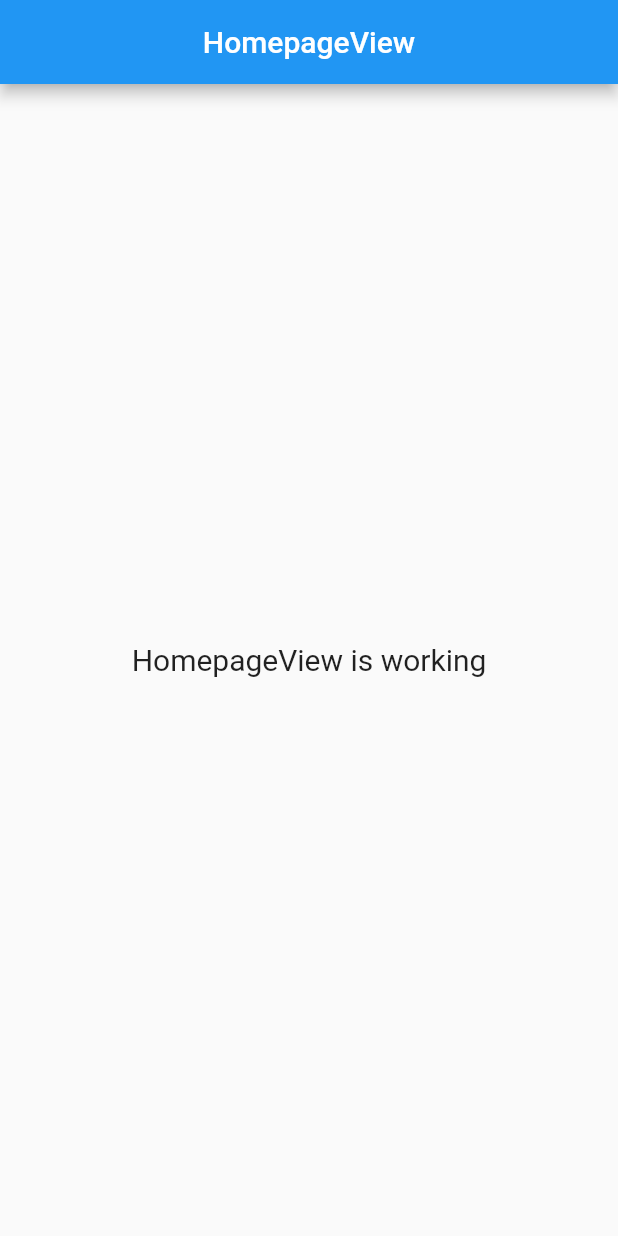
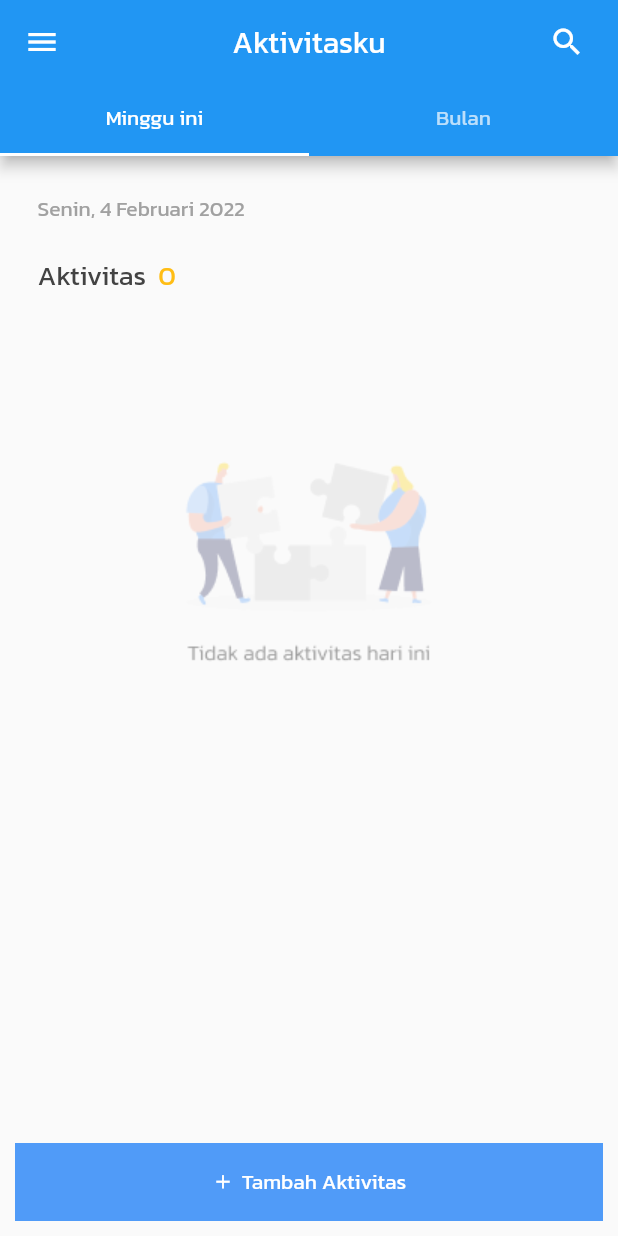
Before and after one commit to itsmerafial141/logbook, a Flutter app: the screen it shows after launch, on a phone screen of 412 x 824 dp. Run offline on Flutter 3.47's test engine with Material 2 defaults, Android fonts, the phone set to English and light mode, and no system bars; our stand-ins replace get.

Commit message:
build hari ini page

```diff
--- /dev/null
+++ b/lib/app/modules/detail_aktivitas/bindings/detail_aktivitas_binding.dart
@@ -0,0 +1,12 @@
+import 'package:get/get.dart';
+
+import '../controllers/detail_aktivitas_controller.dart';
+
+class DetailAktivitasBinding extends Bindings {
+  @override
+  void dependencies() {
+    Get.lazyPut<DetailAktivitasController>(
+      () => DetailAktivitasController(),
+    );
+  }
+}
--- /dev/null
+++ b/lib/app/modules/detail_aktivitas/controllers/detail_aktivitas_controller.dart
@@ -0,0 +1,20 @@
+import 'package:get/get.dart';
+
+class DetailAktivitasController extends GetxController {
+  //TODO: Implement DetailAktivitasController
+
+  final count = 0.obs;
+  @override
+  void onInit() {
+    super.onInit();
+  }
+
+  @override
+  void onReady() {
+    super.onReady();
+  }
+
+  @override
+  void onClose() {}
+  void increment() => count.value++;
+}
--- /dev/null
+++ b/lib/app/modules/detail_aktivitas/views/detail_aktivitas_view.dart
@@ -0,0 +1,23 @@
+import 'package:flutter/material.dart';
+
+import 'package:get/get.dart';
+
+import '../controllers/detail_aktivitas_controller.dart';
+
+class DetailAktivitasView extends GetView<DetailAktivitasController> {
+  @override
+  Widget build(BuildContext context) {
+    return Scaffold(
+      appBar: AppBar(
+        title: Text('DetailAktivitasView'),
+        centerTitle: true,
+      ),
+      body: Center(
+        child: Text(
+          'DetailAktivitasView is working',
+          style: TextStyle(fontSize: 20),
+        ),
+      ),
+    );
+  }
+}
--- /dev/null
+++ b/lib/app/modules/homepage/views/bulan_ini_page.dart
@@ -0,0 +1,17 @@
+import 'package:flutter/material.dart';
+
+class BulanIniPage extends StatelessWidget {
+  const BulanIniPage({
+    Key? key,
+  }) : super(key: key);
+
+  @override
+  Widget build(BuildContext context) {
+    return Column(
+      mainAxisAlignment: MainAxisAlignment.center,
+      children: [
+        Center(child: Text("Bulan ini page")),
+      ],
+    );
+  }
+}
--- /dev/null
+++ b/lib/app/modules/homepage/views/custom_button.dart
@@ -0,0 +1,49 @@
+import 'package:flutter/material.dart';
+
+import '../../../utils/helper.dart';
+
+class CustomButton extends StatelessWidget {
+  const CustomButton({
+    Key? key,
+    this.color,
+    this.icon,
+    this.text,
+    this.textColor,
+    this.iconColor,
+    this.sizeIcon,
+  }) : super(key: key);
+  final text;
+  final textColor;
+  final color;
+  final icon;
+  final iconColor;
+  final sizeIcon;
+  @override
+  Widget build(BuildContext context) {
+    return Container(
+      height: MyHelper.myAppBar.preferredSize.height * 0.5,
+      margin: EdgeInsets.all(10.0),
+      color: color!,
+      child: MaterialButton(
+        onPressed: () {},
+        child: Row(
+          mainAxisAlignment: MainAxisAlignment.center,
+          children: [
+            Icon(
+              icon!,
+              size: sizeIcon!,
+              color: iconColor!,
+            ),
+            SizedBox(
+              width: 5.0,
+            ),
+            Text(
+              text!,
+              style: TextStyle(color: textColor!),
+            )
+          ],
+        ),
+      ),
+    );
+  }
+}
--- /dev/null
+++ b/lib/app/modules/homepage/views/hari_ini_page.dart
@@ -0,0 +1,78 @@
+import 'package:flutter/material.dart';
+import 'package:loogbook_mobile_app/app/modules/values/colors.dart';
+import 'package:loogbook_mobile_app/app/utils/helper.dart';
+
+class HariIniPage extends StatelessWidget {
+  const HariIniPage({
+    Key? key,
+  }) : super(key: key);
+
+  @override
+  Widget build(BuildContext context) {
+    final deviceWidth = MediaQuery.of(context).size.width;
+    final deviceHeight = MediaQuery.of(context).size.height;
+    final bodyHeight = deviceHeight -
+        MyHelper.myAppBar.preferredSize.height -
+        MediaQuery.of(context).padding.top;
+    return SingleChildScrollView(
+      child: Container(
+        padding: EdgeInsets.all(25.0),
+        child: Center(
+          child: Column(
+            // mainAxisAlignment: MainAxisAlignment.s,
+            children: [
+              _topBodyDate(deviceWidth),
+              SizedBox(
+                height: 20.0,
+              ),
+              _bodyAktivitas(deviceWidth),
+              SizedBox(
+                height: 20,
+              ),
+              _listAktivitas(deviceWidth)
+            ],
+          ),
+        ),
+      ),
+    );
+  }
+
+  Container _listAktivitas(double deviceWidth) {
+    return Container(
+      width: deviceWidth,
+      child: Image(image: AssetImage("assets/images/empety_list.png")),
+    );
+  }
+
+  Container _bodyAktivitas(double deviceWidth) {
+    return Container(
+      // color: Colors.amber,
+      width: deviceWidth,
+      child: Row(
+        children: [
+          Text("Aktivitas",
+              style: TextStyle(color: MyColors.textPrimary, fontSize: 18)),
+          SizedBox(
+            width: 8.0,
+          ),
+          Text("0",
+              style: TextStyle(
+                  color: MyColors.amber,
+                  fontWeight: FontWeight.w500,
+                  fontSize: 18)),
+        ],
+      ),
+    );
+  }
+
+  Container _topBodyDate(double deviceWidth) {
+    return Container(
+      // color: Colors.red,
+      width: deviceWidth,
+      child: Text(
+        "Senin, 4 Februari 2022",
+        style: TextStyle(color: MyColors.textDisable, fontSize: 14),
+      ),
+    );
+  }
+}
--- a/lib/app/modules/homepage/views/homepage_view.dart
+++ b/lib/app/modules/homepage/views/homepage_view.dart
@@ -1,21 +1,34 @@
 import 'package:flutter/material.dart';
 
 import 'package:get/get.dart';
+import 'package:loogbook_mobile_app/app/modules/values/colors.dart';
 
 import '../controllers/homepage_controller.dart';
+import '../../../utils/helper.dart';
+import 'bulan_ini_page.dart';
+import 'custom_button.dart';
+import 'hari_ini_page.dart';
 
 class HomepageView extends GetView<HomepageController> {
   @override
   Widget build(BuildContext context) {
-    return Scaffold(
-      appBar: AppBar(
-        title: Text('HomepageView'),
-        centerTitle: true,
-      ),
-      body: Center(
-        child: Text(
-          'HomepageView is working',
-          style: TextStyle(fontSize: 20),
+    return DefaultTabController(
+      length: 2,
+      child: Scaffold(
+        appBar: MyHelper.myAppBar,
+        body: TabBarView(
+          children: [
+            HariIniPage(),
+            BulanIniPage(),
+          ],
+        ),
+        bottomNavigationBar: CustomButton(
+          color: MyColors.primaryColor,
+          icon: Icons.add,
+          sizeIcon: 15.0,
+          iconColor: Colors.white,
+          text: "Tambah Aktivitas",
+          textColor: Colors.white,
         ),
       ),
     );
--- /dev/null
+++ b/lib/app/modules/values/colors.dart
@@ -0,0 +1,9 @@
+import 'package:flutter/material.dart';
+
+class MyColors {
+  static Color textPrimary = Color.fromARGB(255, 67, 67, 67);
+  static Color textDisable = Color.fromARGB(255, 161, 161, 161);
+  static Color backgroundColor = Color.fromARGB(255, 253, 253, 253);
+  static Color primaryColor = Color.fromARGB(255, 80, 155, 248);
+  static Color amber = Color.fromARGB(255, 255, 189, 20);
+}
--- /dev/null
+++ b/lib/app/modules/values/constraint.dart
@@ -0,0 +1,2 @@
+class MyConstraint {
+}
--- a/lib/app/routes/app_pages.dart
+++ b/lib/app/routes/app_pages.dart
@@ -1,9 +1,11 @@
-// ignore_for_file: constant_identifier_names
-
 import 'package:get/get.dart';
 
+import 'package:loogbook_mobile_app/app/modules/detail_aktivitas/bindings/detail_aktivitas_binding.dart';
+import 'package:loogbook_mobile_app/app/modules/detail_aktivitas/views/detail_aktivitas_view.dart';
 import 'package:loogbook_mobile_app/app/modules/homepage/bindings/homepage_binding.dart';
 import 'package:loogbook_mobile_app/app/modules/homepage/views/homepage_view.dart';
+
+// ignore_for_file: constant_identifier_names
 
 part 'app_routes.dart';
 
@@ -18,5 +20,10 @@ class AppPages {
       page: () => HomepageView(),
       binding: HomepageBinding(),
     ),
+    GetPage(
+      name: _Paths.DETAIL_AKTIVITAS,
+      page: () => DetailAktivitasView(),
+      binding: DetailAktivitasBinding(),
+    ),
   ];
 }
--- a/lib/app/routes/app_routes.dart
+++ b/lib/app/routes/app_routes.dart
@@ -6,8 +6,10 @@ part of 'app_pages.dart';
 abstract class Routes {
   Routes._();
   static const HOMEPAGE = _Paths.HOMEPAGE;
+  static const DETAIL_AKTIVITAS = _Paths.DETAIL_AKTIVITAS;
 }
 
 abstract class _Paths {
   static const HOMEPAGE = '/homepage';
+  static const DETAIL_AKTIVITAS = '/detail-aktivitas';
 }
--- /dev/null
+++ b/lib/app/utils/helper.dart
@@ -0,0 +1,28 @@
+import 'package:flutter/material.dart';
+
+class MyHelper {
+  static final myAppBar = AppBar(
+    title: Text('Aktivitasku'),
+    centerTitle: true,
+    leading: Icon(Icons.menu),
+    actions: [
+      Padding(
+        padding: EdgeInsets.symmetric(horizontal: 10.0),
+        child: IconButton(
+          icon: Icon(Icons.search),
+          onPressed: () {},
+        ),
+      ),
+    ],
+    bottom: TabBar(
+      tabs: [
+        Tab(
+          text: "Minggu ini",
+        ),
+        Tab(
+          text: "Bulan",
+        ),
+      ],
+    ),
+  );
+}
--- a/lib/main.dart
+++ b/lib/main.dart
@@ -1,15 +1,25 @@
 import 'package:flutter/material.dart';
+import 'package:flutter/services.dart';
 
 import 'package:get/get.dart';
 
 import 'app/routes/app_pages.dart';
 
 void main() {
+  // WidgetsFlutterBinding.ensureInitialized();
+  // SystemChrome.setPreferredOrientations([DeviceOrientation.portraitUp]);
+  SystemChrome.setSystemUIOverlayStyle(SystemUiOverlayStyle(
+    statusBarColor: Colors.transparent,
+  ));
   runApp(
     GetMaterialApp(
       title: "Application",
       initialRoute: AppPages.INITIAL_HP,
       getPages: AppPages.routes,
+      debugShowCheckedModeBanner: false,
+      theme: ThemeData(
+        fontFamily: 'Kanit',
+      ),
     ),
   );
 }
```
Also changed, not shown: pubspec.yaml (+10 -1 lines), assets/images/empety_list.png (added), fonts/Kanit-Regular.ttf (added), pubspec.lock.
